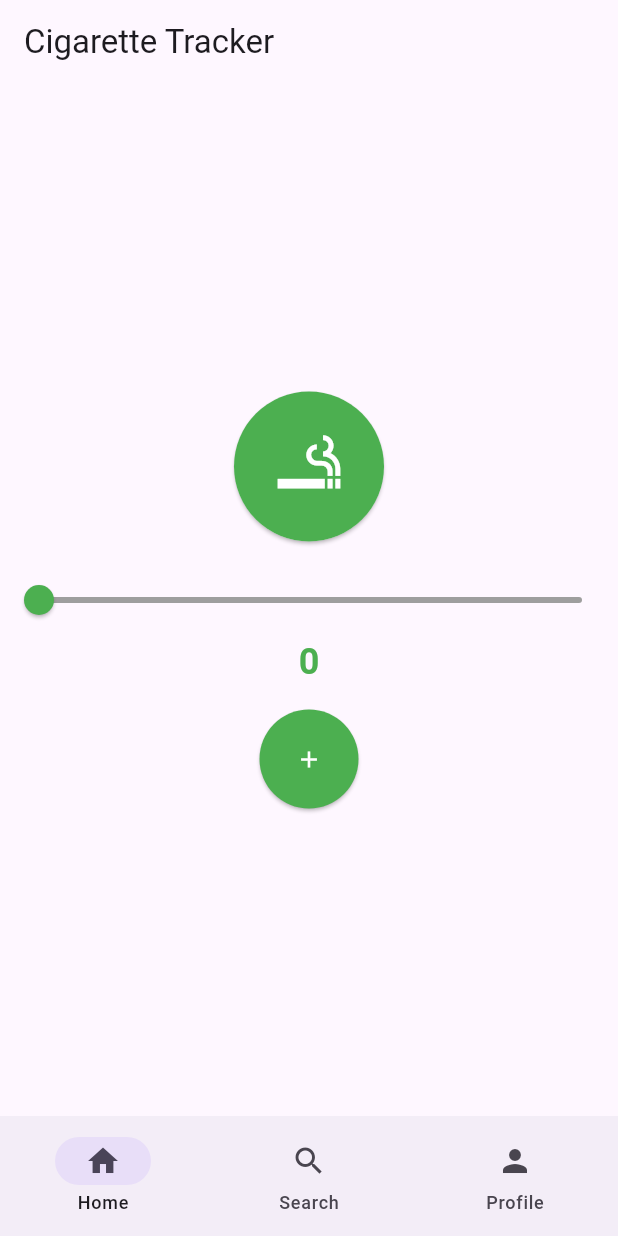
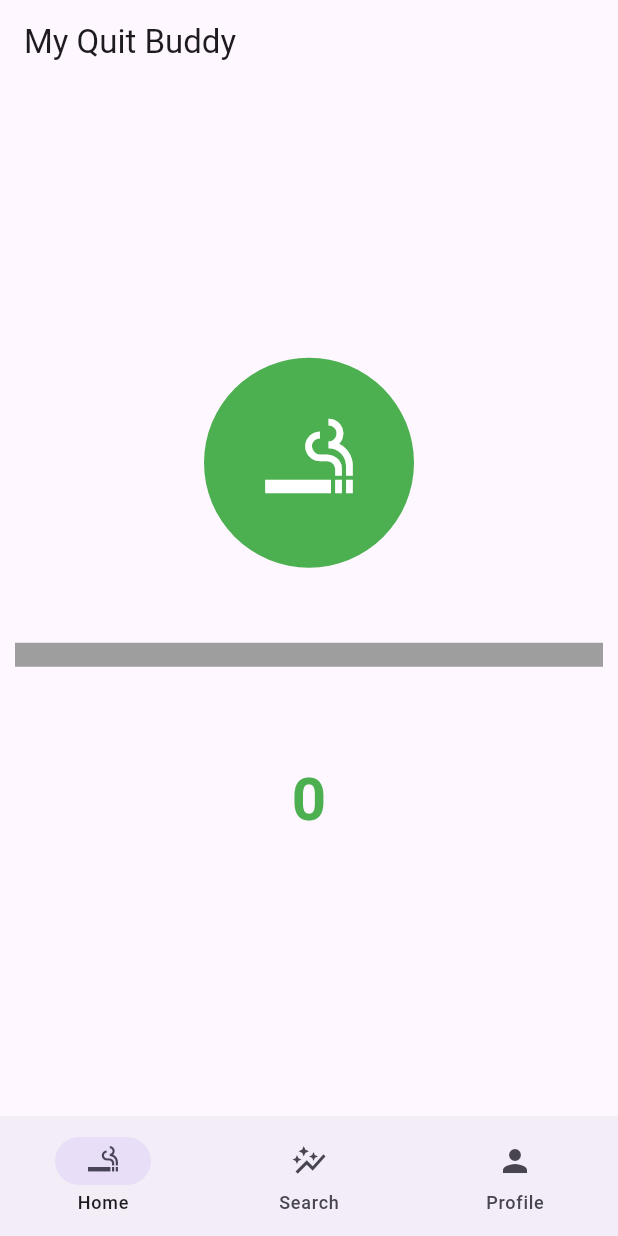
Before and after one commit to edoardop13/myquitbuddy, a Flutter app: the screen it shows after launch, on a phone screen of 412 x 824 dp. Run offline on Flutter 3.47's test engine with Material 3 defaults, Android fonts, the phone set to English and light mode, and no system bars; drawn by our look-alikes of percent_indicator.

Commit message:
Aggiornata schermata

```diff
--- a/lib/cigaretteTracker.dart
+++ /dev/null
@@ -1,94 +0,0 @@
-import 'package:flutter/material.dart';
-
-class CigaretteTracker extends StatefulWidget {
-  @override
-  _CigaretteTrackerState createState() => _CigaretteTrackerState();
-}
-
-class _CigaretteTrackerState extends State<CigaretteTracker> {
-  int _cigaretteCount = 0;
-
-  void _incrementCounter() {
-    setState(() {
-      if (_cigaretteCount < 100) _cigaretteCount++;
-    });
-  }
-
-  Color _getColor() {
-    if (_cigaretteCount < 30) {
-      return Colors.green;
-    } else if (_cigaretteCount < 60) {
-      return Colors.orange;
-    } else {
-      return Colors.red;
-    }
-  }
-
-  @override
-  Widget build(BuildContext context) {
-    return Scaffold(
-      body: Center(
-        child: Column(
-          mainAxisAlignment: MainAxisAlignment.center,
-          children: <Widget>[
-            ElevatedButton(
-              onPressed: _incrementCounter,
-              child: CircleAvatar(
-                radius: 50,
-                backgroundColor: _getColor(),
-                child: Icon(
-                  Icons.smoking_rooms,
-                  color: Colors.white,
-                  size: 50,
-                ),
-              ),
-              style: ElevatedButton.styleFrom(
-                // foregroundColor: Colors.white, backgroundColor: _getColor(), // Foreground color
-                shape: CircleBorder(),
-                // padding: EdgeInsets.all(5),
-              )
-            ),
-            // CircleAvatar(
-            //   radius: 50,
-            //   backgroundColor: _getColor(),
-            //   onPressed: _incrementCounter,
-            //   child: Icon(
-            //     Icons.smoking_rooms,
-            //     color: Colors.white,
-            //     size: 50,
-            //   ),
-            // ),
-            SizedBox(height: 15),
-            Slider(
-              value: _cigaretteCount.toDouble(),
-              min: 0,
-              max: 100,
-              divisions: 100,
-              activeColor: _getColor(),
-              inactiveColor: Colors.grey,
-              onChanged: (double value) {},
-            ),
-            Text(
-              '$_cigaretteCount',
-              style: TextStyle(
-                fontSize: 24,
-                fontWeight: FontWeight.bold,
-                color: _getColor(),
-              ),
-            ),
-            SizedBox(height: 15),
-            ElevatedButton(
-              onPressed: _incrementCounter,
-              child: Icon(Icons.add),
-              style: ElevatedButton.styleFrom(
-                foregroundColor: Colors.white, backgroundColor: _getColor(), // Foreground color
-                shape: CircleBorder(),
-                padding: EdgeInsets.all(24),
-              ),
-            ),
-          ],
-        ),
-      ),
-    );
-  }
-}
--- a/lib/main.dart
+++ b/lib/main.dart
@@ -1,5 +1,5 @@
 import 'package:flutter/material.dart';
-import 'cigaretteTracker.dart';
+import 'screens/cigaretteTracker.dart';
 
 void main() {
   runApp(MyApp());
@@ -15,18 +15,18 @@ class MyApp extends StatelessWidget {
       home: Scaffold(
         body: CigaretteTracker(),
         appBar: AppBar(
-          title: const Text('Cigarette Tracker'),
+          title: const Text('My Quit Buddy'),
         ),
         bottomNavigationBar: NavigationBar(
         // selectedIndex: _selectedIndex,
         // onDestinationSelected: _onItemTapped,
         destinations: const <NavigationDestination>[
           NavigationDestination(
-            icon: Icon(Icons.home),
+            icon: Icon(Icons.smoking_rooms),
             label: 'Home',
           ),
           NavigationDestination(
-            icon: Icon(Icons.search),
+            icon: Icon(Icons.auto_graph),
             label: 'Search',
           ),
           NavigationDestination(
--- /dev/null
+++ b/lib/screens/cigaretteTracker.dart
@@ -0,0 +1,75 @@
+import 'package:flutter/material.dart';
+import 'package:percent_indicator/linear_percent_indicator.dart';
+
+class CigaretteTracker extends StatefulWidget {
+  @override
+  _CigaretteTrackerState createState() => _CigaretteTrackerState();
+}
+
+class _CigaretteTrackerState extends State<CigaretteTracker> {
+  int _cigaretteCount = 0;
+
+  void _incrementCounter() {
+    setState(() {
+      if (_cigaretteCount < 100) _cigaretteCount++;
+    });
+  }
+
+  Color _getColor() {
+    if (_cigaretteCount < 3) {
+      return Colors.green;
+    } else if (_cigaretteCount < 6) {
+      return Colors.orange;
+    } else if (_cigaretteCount < 9) {
+      return Colors.red;
+    } else
+      return Colors.black;
+  }
+
+  @override
+  Widget build(BuildContext context) {
+    return Scaffold(
+      body: Center(
+        child: Column(
+          mainAxisAlignment: MainAxisAlignment.center,
+          children: <Widget>[
+            Tooltip(
+              message: "Press button to add a smoked cigarette",
+              child: InkWell(
+                onTap: _incrementCounter,
+                child: CircleAvatar(
+                  radius: 70,
+                  backgroundColor: _getColor(),
+                  child: const Icon(
+                    Icons.smoking_rooms,
+                    color: Colors.white,
+                    size: 70,
+                  ),
+                ),
+              ),
+            ),
+            SizedBox(height: 50),
+            LinearPercentIndicator(
+              lineHeight: 16.0,
+              percent: (_cigaretteCount.toDouble() <= 10
+                      ? (_cigaretteCount.toDouble())
+                      : 10) *
+                  0.1,
+              backgroundColor: Colors.grey,
+              progressColor: _getColor(),
+            ),
+            SizedBox(height: 60),
+            Text(
+              '$_cigaretteCount',
+              style: TextStyle(
+                fontSize: 40,
+                fontWeight: FontWeight.bold,
+                color: _getColor(),
+              ),
+            ),
+          ],
+        ),
+      ),
+    );
+  } //build
+}
--- a/pubspec.yaml
+++ b/pubspec.yaml
@@ -30,6 +30,8 @@ environment:
 dependencies:
   flutter:
     sdk: flutter
+  percent_indicator: ^4.0.1
+  shared_preferences: ^2.2.3
 
 
   # The following adds the Cupertino Icons font to your application.
```
Also changed, not shown: pubspec.lock, 1 other file.
